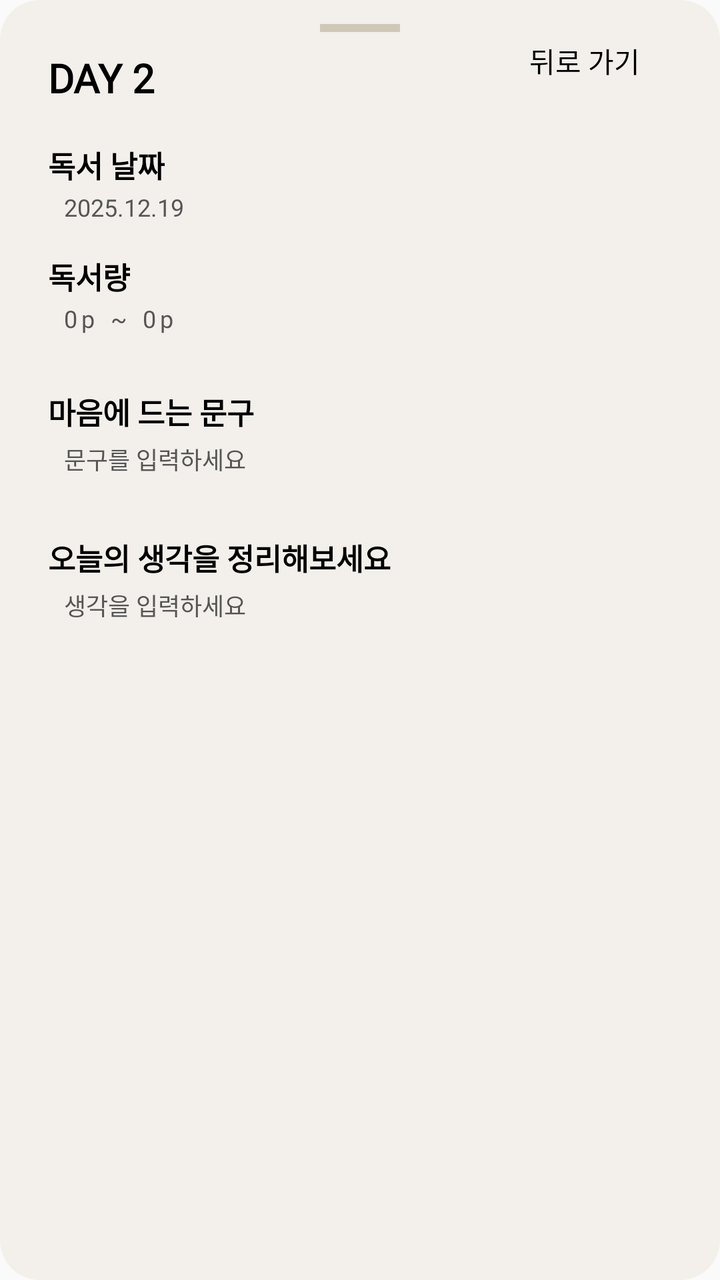
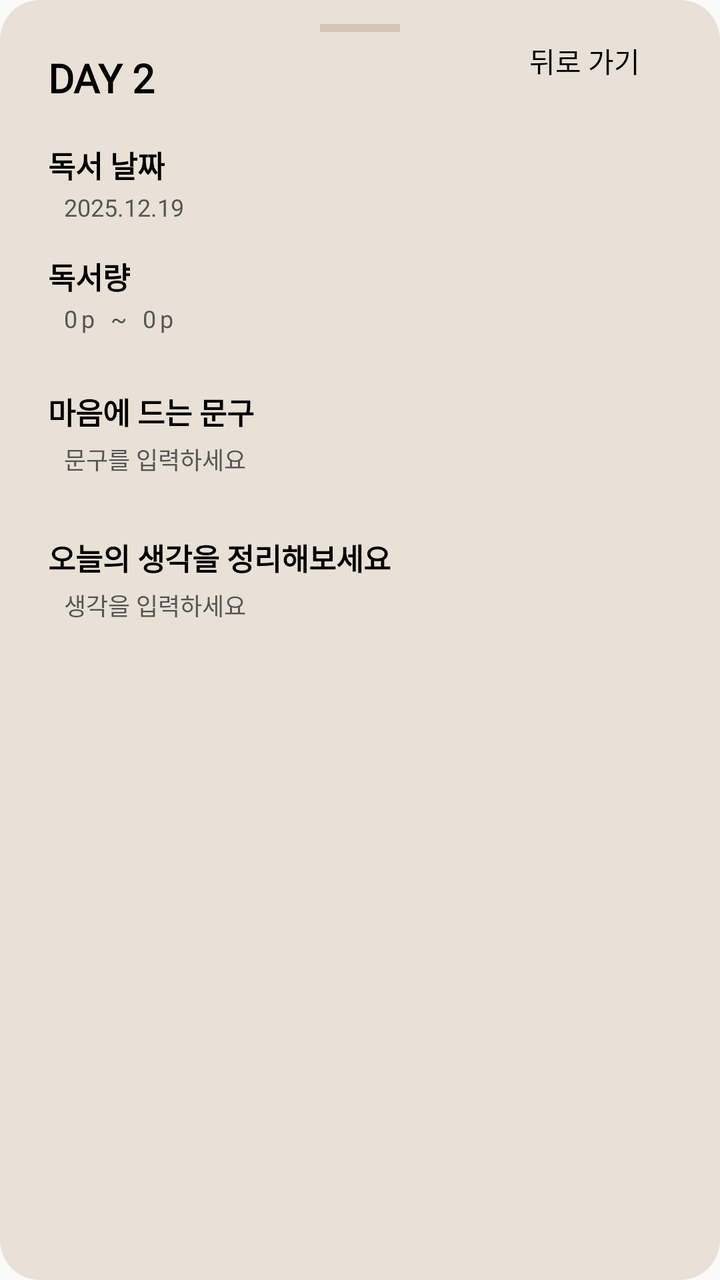

Before-and-after screenshots of an Android layout around one commit, followed by the original layout XML and the change that was made.
<!-- AndroidManifest.xml: application theme Theme.RememberBooks -->
<!-- res/layout/layout_bottom_sheet_record_done.xml -->
<?xml version="1.0" encoding="utf-8"?>
<androidx.constraintlayout.widget.ConstraintLayout xmlns:android="http://schemas.android.com/apk/res/android"
    xmlns:app="http://schemas.android.com/apk/res-auto"
    android:layout_width="match_parent"
    android:layout_height="wrap_content"
    android:paddingHorizontal="24dp"
    android:paddingBottom="32dp"
    android:background="@drawable/bg_radius_20">

    <View
        android:id="@+id/view_handler"
        android:layout_width="40dp"
        android:layout_height="4dp"
        android:layout_marginTop="12dp"
        android:background="#D1C7B7"
        app:layout_constraintEnd_toEndOf="parent"
        app:layout_constraintStart_toStartOf="parent"
        app:layout_constraintTop_toTopOf="parent" />

    <TextView
        android:id="@+id/tv_back"
        android:layout_width="wrap_content"
        android:layout_height="wrap_content"
        android:layout_marginTop="20dp"
        android:text="뒤로 가기"
        android:layout_marginEnd="16dp"
        android:fontFamily="@font/noto_serif_kr_bold"
        android:textColor="#000000"
        android:textSize="14sp"
        app:layout_constraintEnd_toEndOf="parent"
        app:layout_constraintTop_toTopOf="parent" />

    <TextView
        android:id="@+id/tv_day"
        android:layout_width="wrap_content"
        android:layout_height="wrap_content"
        android:layout_marginTop="12dp"
        android:text="DAY 2"
        android:fontFamily="@font/noto_serif_kr_bold"
        android:includeFontPadding="false"
        android:textSize="20sp"
        android:textStyle="bold"
        android:textColor="#000000"
        app:layout_constraintStart_toStartOf="parent"
        app:layout_constraintTop_toBottomOf="@id/view_handler" />

    <TextView
        android:id="@+id/label_date"
        style="@style/DetailLabelStyle"
        android:layout_marginTop="20dp"
        android:text="독서 날짜"
        app:layout_constraintStart_toStartOf="parent"
        app:layout_constraintTop_toBottomOf="@id/tv_day" />

    <TextView
        android:id="@+id/et_date"
        style="@style/recordContentStyle"
        android:text="2025.12.19"
        android:inputType="date"
        android:background="@null"
        app:layout_constraintStart_toStartOf="parent"
        app:layout_constraintTop_toBottomOf="@id/label_date" />

    <TextView
        android:id="@+id/label_amount"
        style="@style/DetailLabelStyle"
        android:layout_marginTop="16dp"
        android:text="독서량"
        app:layout_constraintStart_toStartOf="parent"
        app:layout_constraintTop_toBottomOf="@id/et_date" />

    <LinearLayout
        android:id="@+id/start_page_container"
        android:layout_width="wrap_content"
        android:layout_height="wrap_content"
        android:gravity="center_horizontal"
        app:layout_constraintStart_toStartOf="parent"
        app:layout_constraintTop_toBottomOf="@id/label_amount">

        <TextView
            android:id="@+id/tv_start_page"
            style="@style/recordContentStyle"
            android:text="0"
            android:background="@null"
            android:inputType="number" />

        <TextView
            android:layout_width="wrap_content"
            android:layout_height="wrap_content"
            android:text="p"
            android:textSize="12sp"
            android:textColor="#555555"
            android:fontFamily="@font/noto_serif_kr_regular"
            android:includeFontPadding="false"
            android:layout_marginTop="4dp"
            android:layout_marginStart="2dp"/>

        <TextView
            style="@style/recordContentStyle"
            android:id="@+id/page_devider"
            android:text="~" />

        <TextView
            android:id="@+id/tv_end_page"
            style="@style/recordContentStyle"
            android:background="@null"
            android:text="0"
            android:inputType="number"
            app:layout_constraintStart_toEndOf="@+id/start_page_container"
            app:layout_constraintTop_toBottomOf="@id/label_amount" />

        <TextView
            android:layout_width="wrap_content"
            android:layout_height="wrap_content"
            android:text="p"
            android:textSize="12sp"
            android:textColor="#555555"
            android:fontFamily="@font/noto_serif_kr_regular"
            android:includeFontPadding="false"
            android:layout_marginTop="4dp"
            android:layout_marginStart="2dp"/>

    </LinearLayout>

    <TextView
        android:id="@+id/label_quote"
        style="@style/DetailLabelStyle"
        android:layout_marginTop="16dp"
        android:text="마음에 드는 문구"
        app:layout_constraintStart_toStartOf="parent"
        app:layout_constraintTop_toBottomOf="@id/start_page_container" />

    <TextView
        android:id="@+id/et_quote"
        style="@style/recordContentStyle"
        android:text="문구를 입력하세요"
        android:minLines="2"
        android:gravity="top"
        android:background="@null"
        app:layout_constraintStart_toStartOf="parent"
        app:layout_constraintTop_toBottomOf="@id/label_quote" />

    <TextView
        android:id="@+id/label_thought"
        style="@style/DetailLabelStyle"
        android:layout_marginTop="16dp"
        android:text="오늘의 생각을 정리해보세요"
        app:layout_constraintStart_toStartOf="parent"
        app:layout_constraintTop_toBottomOf="@id/et_quote" />

    <TextView
        android:id="@+id/et_thought"
        style="@style/recordContentStyle"
        android:text="생각을 입력하세요"
        android:background="@null"
        android:minLines="4"
        android:gravity="top"
        app:layout_constraintStart_toStartOf="parent"
        app:layout_constraintTop_toBottomOf="@id/label_thought" />

</androidx.constraintlayout.widget.ConstraintLayout>
<!-- resources referenced by this layout -->
<resources>
  <!-- drawable bg_radius_20 (drawable) -->
  <?xml version="1.0" encoding="utf-8"?>
  <shape xmlns:android="http://schemas.android.com/apk/res/android">
      <solid android:color="#F3EFEA"/>
      <corners android:radius="20dp"/>
  </shape>
  <style name="DetailLabelStyle">
          <item name="android:layout_width">wrap_content</item>
          <item name="android:layout_height">wrap_content</item>
          <item name="android:textSize">15sp</item>
          <item name="android:textColor">#000000</item>
          <item name="android:textStyle">bold</item>
          <item name="android:fontFamily">@font/noto_serif_kr_bold</item>
          <item name="android:includeFontPadding">false</item>
      </style>
  <style name="recordContentStyle">
          <item name="android:layout_width">wrap_content</item>
          <item name="android:layout_height">wrap_content</item>
          <item name="android:textSize">12sp</item>
          <item name="android:textColor">#555555</item>
          <item name="android:layout_marginStart">8dp</item>
          <item name="android:layout_marginTop">4dp</item>
          <item name="android:layout_marginBottom">12dp</item>
          <item name="android:fontFamily">@font/noto_serif_kr_regular</item>
          <item name="android:includeFontPadding">false</item>
      </style>
  <style name="Theme.RememberBooks" parent="Theme.AppCompat.Light.NoActionBar" />
</resources>

<!-- the commit's change to res/layout/layout_bottom_sheet_record_done.xml (unified diff, before → after) -->
@@ -5,7 +5,8 @@
     android:layout_height="wrap_content"
     android:paddingHorizontal="24dp"
     android:paddingBottom="32dp"
-    android:background="@drawable/bg_radius_20">
+    android:background="@drawable/bg_radius_20"
+    android:backgroundTint="#E9E1D6">
 
     <View
         android:id="@+id/view_handler"
